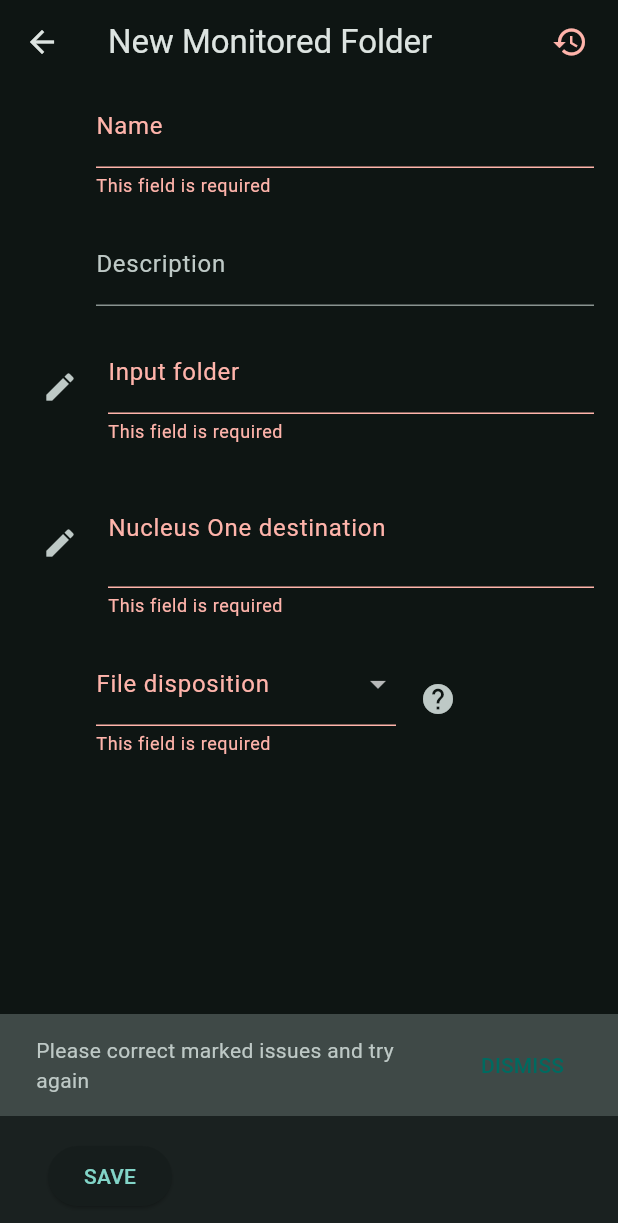
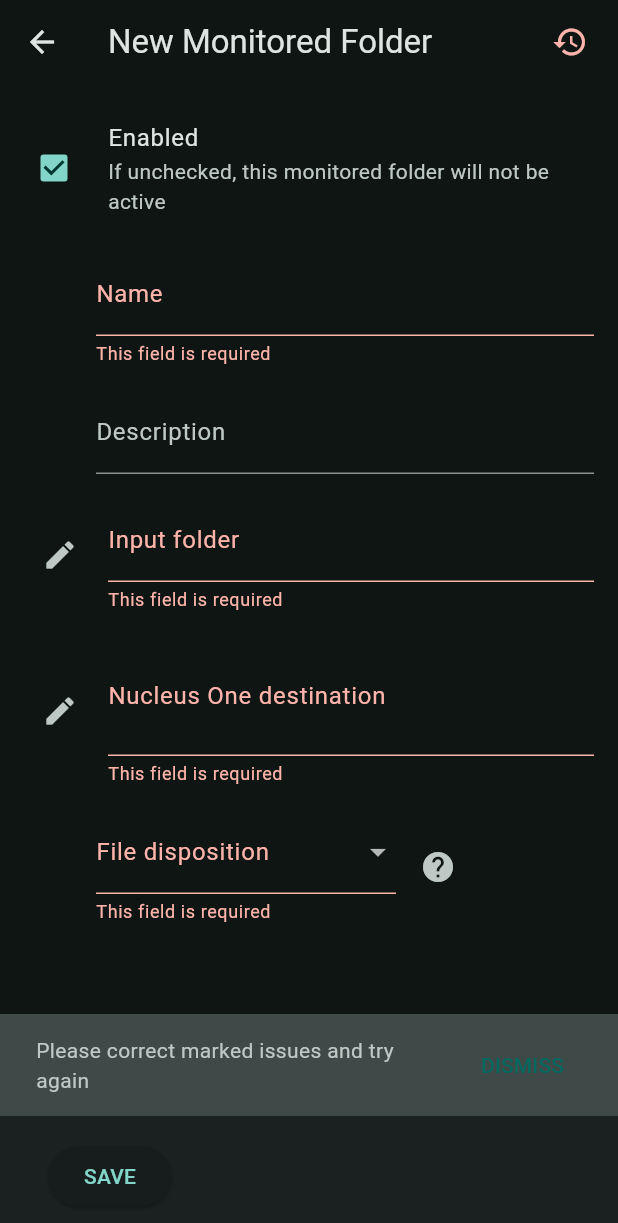
Before and after one commit to AdemeroIncPub/nucleus_one_folder_monitor, a Flutter app: the MonitoredFolderDetailsScreen screen opened directly, after a tap on "SAVE", on a phone screen of 412 x 824 dp. Shown: the top 1223 px of the screen. Run offline on Flutter 3.47's test engine with Material 2 defaults, Android fonts, the phone set to English and light mode, and no system bars; our stand-ins replace fast_immutable_collections, flutter_riverpod, freezed_annotation, package_info_plus, pool; missing offline and left inert: nucleus_one_dart_sdk, path_provider_windows; statements that could not run were skipped; project files that could hold a hidden picture were left out.

Commit message:
feat(gui): add option to enable/disable monitored folder
README.md
- list gui doc before service doc
gui/lib/application/monitored_folder.dart
gui/lib/application/monitored_folder.freezed.dart
gui/lib/application/monitored_folder.g.dart
- add enabled field
gui/lib/application/nucleus_one_sdk_service.dart
- remove unused var
gui/lib/main.dart
- show read settings error
gui/lib/presentation/screens/main_screen.dart
- dim text of disabled monitored folders
gui/lib/presentation/screens/monitored_folder_details_screen.dart
- add enabled checkbox

```diff
--- a/gui/lib/application/monitored_folder.dart
+++ b/gui/lib/application/monitored_folder.dart
@@ -18,6 +18,7 @@ class MonitoredFolder with _$MonitoredFolder {
     required String inputFolder,
     required NucleusOneFolder n1Folder,
     required FileDisposition fileDisposition,
+    required bool enabled,
   }) = _MonitoredFolder;
 
   factory MonitoredFolder.fromJson(Map<String, dynamic> json) =>
@@ -30,6 +31,7 @@ class MonitoredFolder with _$MonitoredFolder {
     required String inputFolder,
     required NucleusOneFolder n1Folder,
     required FileDisposition fileDisposition,
+    required bool enabled,
   }) {
     return MonitoredFolder(
       id: _uuid.v1(),
@@ -38,6 +40,7 @@ class MonitoredFolder with _$MonitoredFolder {
       inputFolder: inputFolder,
       n1Folder: n1Folder,
       fileDisposition: fileDisposition,
+      enabled: enabled,
     );
   }
 }
--- a/gui/lib/application/nucleus_one_sdk_service.dart
+++ b/gui/lib/application/nucleus_one_sdk_service.dart
@@ -60,11 +60,10 @@ class NucleusOneSdkService {
     required String projectId,
     required String folderId,
   }) async {
-    final asdf = await n1App
+    return n1App
         .organization(organizationId)
         .project(projectId)
         .getDocumentFolder(documentFolderId: folderId);
-    return asdf;
   }
 
   Future<List<T>> _getAllByPaging<T>(_GetQueryResultByCursorFn getQrFn) async {
--- a/gui/lib/presentation/screens/monitored_folder_details_screen.dart
+++ b/gui/lib/presentation/screens/monitored_folder_details_screen.dart
@@ -43,6 +43,7 @@ class _MonitoredFolderDetailsScreenState
 
   final _nameTextFieldController = TextEditingController();
 
+  var _enabled = true;
   bool _isHovering = false;
 
   _FileDispositionType? _fileDispositionType;
@@ -76,6 +77,7 @@ class _MonitoredFolderDetailsScreenState
           return _FileDispositionType.move;
         },
       );
+      _enabled = toEdit.enabled;
     }
   }
 
@@ -96,7 +98,7 @@ class _MonitoredFolderDetailsScreenState
         child: SingleChildScrollView(
           primary: true,
           child: Container(
-            margin: const EdgeInsets.all(screenPadding).copyWith(top: 0),
+            margin: const EdgeInsets.all(screenPadding),
             child: _mainContent(context),
           ),
         ),
@@ -119,6 +121,8 @@ class _MonitoredFolderDetailsScreenState
             onWillPop: () async => true, //todo(apn): warn if there are changes
             child: Column(
               children: [
+                _enabledFormRow(context),
+                _formRowSpacer,
                 _nameFormRow(context),
                 _formRowSpacer,
                 _descriptionFormRow(context),
@@ -471,6 +475,22 @@ class _MonitoredFolderDetailsScreenState
     );
   }
 
+  Widget _enabledFormRow(BuildContext context) {
+    return CheckboxListTile(
+      title: const Text('Enabled'),
+      subtitle:
+          const Text('If unchecked, this monitored folder will not be active'),
+      controlAffinity: ListTileControlAffinity.leading,
+      contentPadding: EdgeInsets.zero,
+      value: _enabled,
+      onChanged: (value) {
+        setState(() {
+          _enabled = value!;
+        });
+      },
+    );
+  }
+
   BottomAppBar _bottomAppBar(BuildContext context) {
     return BottomAppBar(
       child: Container(
@@ -536,15 +556,16 @@ class _MonitoredFolderDetailsScreenState
               inputFolder: _inputFolderTextFieldController.text,
               n1Folder: _n1DestinationFormFieldKey.currentState!.value!,
               fileDisposition: fileDisposition,
+              enabled: _enabled,
             );
           } else {
             mfToSave = MonitoredFolder.defaultId(
-              name: _nameTextFieldController.text,
-              description: _descriptionFieldController.text,
-              inputFolder: _inputFolderTextFieldController.text,
-              n1Folder: _n1DestinationFormFieldKey.currentState!.value!,
-              fileDisposition: fileDisposition,
-            );
+                name: _nameTextFieldController.text,
+                description: _descriptionFieldController.text,
+                inputFolder: _inputFolderTextFieldController.text,
+                n1Folder: _n1DestinationFormFieldKey.currentState!.value!,
+                fileDisposition: fileDisposition,
+                enabled: _enabled);
           }
 
           ref.read(settingsProvider.notifier).saveMonitoredFolder(mfToSave);
```
Also changed, not shown: gui/lib/main.dart (+9 -0 lines), gui/lib/presentation/screens/main_screen.dart (+17 -8 lines), gui/lib/application/monitored_folder.freezed.dart, gui/lib/application/monitored_folder.g.dart, 1 other file.
